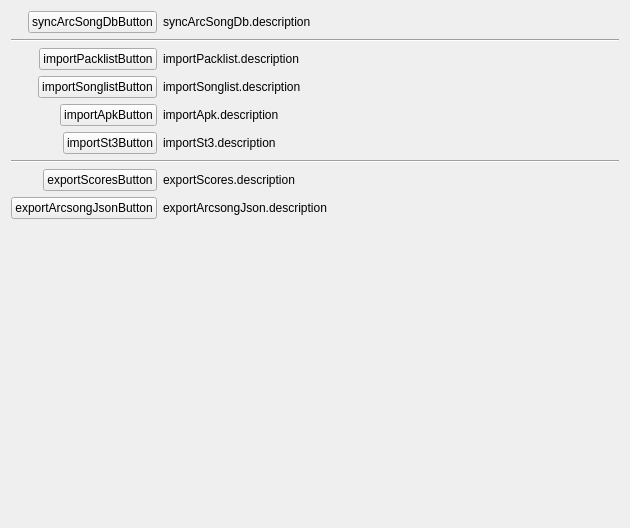
ArcaeaOffline/client-pyside6, file ui/designer/tabs/tabDb/tabDb_Manage.ui: the form before one commit.
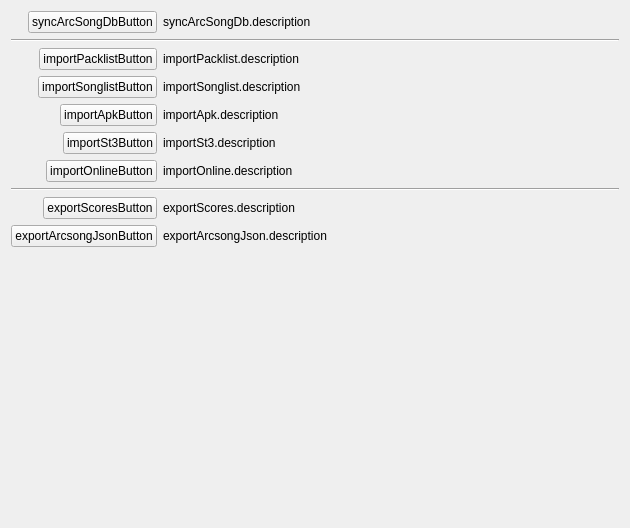
The form after the commit.

Commit message: feat: import from Online

What changed in the file:
```diff
--- a/ui/designer/tabs/tabDb/tabDb_Manage.ui
+++ b/ui/designer/tabs/tabDb/tabDb_Manage.ui
@@ -45,21 +45,21 @@
      </property>
     </widget>
    </item>
-   <item row="6" column="0" colspan="2">
+   <item row="7" column="0" colspan="2">
     <widget class="Line" name="line">
      <property name="orientation">
       <enum>Qt::Horizontal</enum>
      </property>
     </widget>
    </item>
-   <item row="7" column="0">
+   <item row="8" column="0">
     <widget class="QPushButton" name="exportScoresButton">
      <property name="text">
       <string>exportScoresButton</string>
      </property>
     </widget>
    </item>
-   <item row="7" column="1">
+   <item row="8" column="1">
     <widget class="QLabel" name="label_3">
      <property name="text">
       <string>exportScores.description</string>
@@ -101,14 +101,14 @@
      </property>
     </widget>
    </item>
-   <item row="8" column="0">
+   <item row="9" column="0">
     <widget class="QPushButton" name="exportArcsongJsonButton">
      <property name="text">
       <string>exportArcsongJsonButton</string>
      </property>
     </widget>
    </item>
-   <item row="8" column="1">
+   <item row="9" column="1">
     <widget class="QLabel" name="label_6">
      <property name="text">
       <string>exportArcsongJson.description</string>
@@ -129,6 +129,20 @@
      </property>
     </widget>
    </item>
+   <item row="6" column="0">
+    <widget class="QPushButton" name="importOnlineButton">
+     <property name="text">
+      <string>importOnlineButton</string>
+     </property>
+    </widget>
+   </item>
+   <item row="6" column="1">
+    <widget class="QLabel" name="label_8">
+     <property name="text">
+      <string>importOnline.description</string>
+     </property>
+    </widget>
+   </item>
   </layout>
  </widget>
  <resources/>
```
The commit also changes 4 other files.
